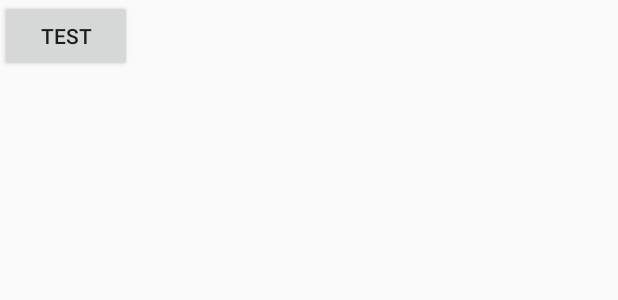
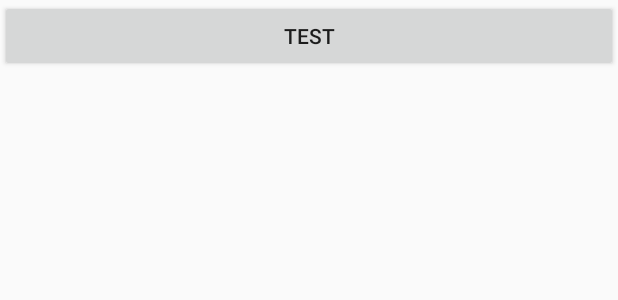
Before and after one commit to m-wlodarczyk/TSM_App, an Android app: the layout test_fragment.xml on its own in the app's theme, with its tools: preview values and no code run, on a phone screen of 412 x 824 dp. Shown: the top 300 px of the screen. Run offline under Robolectric (Android 15) with nearby library versions, the phone set to English and light mode, and no system bars; network calls fail.

```diff
--- a/EventAgregator/app/build.gradle
+++ b/EventAgregator/app/build.gradle
@@ -24,11 +24,9 @@ dependencies {
     implementation 'com.android.support:support-v4:28.0.0'
     implementation 'com.android.support:design:28.0.0'
     implementation 'com.android.support.constraint:constraint-layout:1.1.3'
-//    implementation files('libs/json-20150729.jar')
-
-//    implementation group: 'org.json', name: 'json', version: '20171018'
     testImplementation 'junit:junit:4.12'
     androidTestImplementation 'com.android.support.test:runner:1.0.2'
     androidTestImplementation 'com.android.support.test.espresso:espresso-core:3.0.2'
     implementation 'com.github.smart-fun:XmlToJson:1.4.4'
+    implementation 'com.mcxiaoke.volley:library:1.0.19'
 }
--- a/EventAgregator/app/src/main/java/com/example/marcin/eventagregator/MainActivity.java
+++ b/EventAgregator/app/src/main/java/com/example/marcin/eventagregator/MainActivity.java
@@ -3,16 +3,12 @@ package com.example.marcin.eventagregator;
 import android.support.v4.app.Fragment;
 import android.support.v4.app.FragmentManager;
 import android.support.v4.app.FragmentTransaction;import android.os.Bundle;
-import android.support.design.widget.FloatingActionButton;
-import android.support.design.widget.Snackbar;
-import android.view.View;
 import android.support.design.widget.NavigationView;
 import android.support.v4.view.GravityCompat;
 import android.support.v4.widget.DrawerLayout;
 import android.support.v7.app.ActionBarDrawerToggle;
 import android.support.v7.app.AppCompatActivity;
 import android.support.v7.widget.Toolbar;
-import android.view.Menu;
 import android.view.MenuItem;
 
 // git test
--- a/EventAgregator/app/src/main/java/com/example/marcin/eventagregator/OrderListAdapter.java
+++ b/EventAgregator/app/src/main/java/com/example/marcin/eventagregator/OrderListAdapter.java
@@ -4,13 +4,9 @@ import android.support.annotation.NonNull;
 import android.view.LayoutInflater;
 import android.view.View;
 import android.view.ViewGroup;
-import android.widget.ArrayAdapter;
 import android.widget.TextView;
 
 import com.example.marcin.eventagregator.R;
-
-import java.util.ArrayList;
-import java.util.Map;
 
 public class OrderListAdapter  { //extends ArrayAdapter<Order>
 
--- a/EventAgregator/app/src/main/res/layout/test_fragment.xml
+++ b/EventAgregator/app/src/main/res/layout/test_fragment.xml
@@ -1,12 +1,17 @@
 <?xml version="1.0" encoding="utf-8"?>
 <LinearLayout
     xmlns:android="http://schemas.android.com/apk/res/android" android:layout_width="match_parent"
-    android:layout_height="match_parent">
+    android:layout_height="match_parent"
+    android:orientation="vertical">
 
     <Button
         android:id="@+id/test_button"
-        android:layout_width="wrap_content"
+        android:layout_width="match_parent"
         android:layout_height="wrap_content"
         android:text="TEST" />
+    <TextView
+        android:id="@+id/text"
+        android:layout_width="match_parent"
+        android:layout_height="wrap_content" />
 
 </LinearLayout>
```
Also changed, not shown: EventAgregator/app/src/main/AndroidManifest.xml (+6 -2 lines), EventAgregator/app/src/main/java/com/example/marcin/eventagregator/TestFragment.java (+81 -41 lines).
